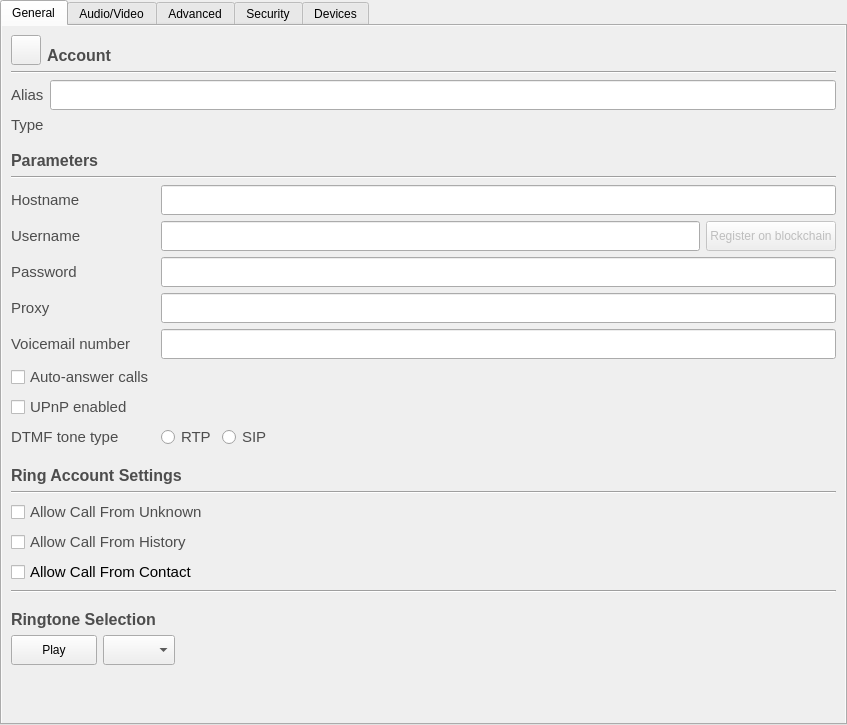
First picture: the form in accountdetails.ui, repository savoirfairelinux/jami-client-windows, before the edit.
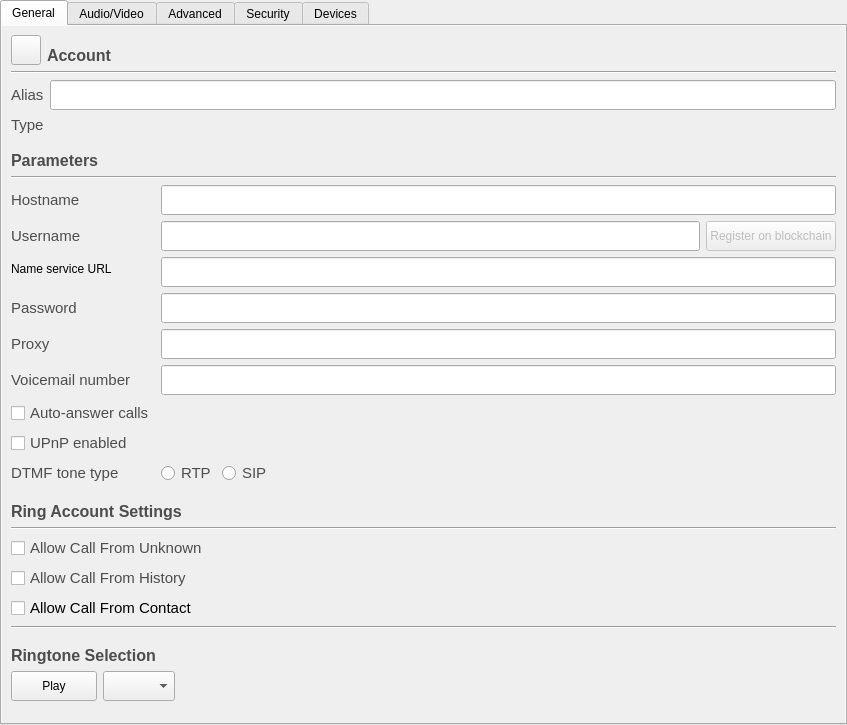
Second picture: the form after the edit. Icons and pictures are not drawn. Custom widgets are drawn as their Qt base class.

Commit message:
Name service URL can now be edited
The user is now able to change its name server by
changing its URL in settings tab.

The edit to the form file:
```diff
--- a/accountdetails.ui
+++ b/accountdetails.ui
@@ -389,7 +389,7 @@
                  </item>
                 </layout>
                </item>
-               <item row="2" column="0">
+               <item row="3" column="0">
                 <widget class="QLabel" name="passwordLabel">
                  <property name="sizePolicy">
                   <sizepolicy hsizetype="MinimumExpanding" vsizetype="Preferred">
@@ -413,7 +413,7 @@
                  </property>
                 </widget>
                </item>
-               <item row="2" column="1">
+               <item row="3" column="1">
                 <widget class="QLineEdit" name="lrcfg_password">
                  <property name="sizePolicy">
                   <sizepolicy hsizetype="MinimumExpanding" vsizetype="Fixed">
@@ -432,7 +432,7 @@
                  </property>
                 </widget>
                </item>
-               <item row="3" column="0">
+               <item row="4" column="0">
                 <widget class="QLabel" name="proxyLabel">
                  <property name="sizePolicy">
                   <sizepolicy hsizetype="MinimumExpanding" vsizetype="Preferred">
@@ -456,7 +456,7 @@
                  </property>
                 </widget>
                </item>
-               <item row="3" column="1">
+               <item row="4" column="1">
                 <widget class="QLineEdit" name="lrcfg_proxy">
                  <property name="sizePolicy">
                   <sizepolicy hsizetype="MinimumExpanding" vsizetype="Fixed">
@@ -472,7 +472,7 @@
                  </property>
                 </widget>
                </item>
-               <item row="4" column="0">
+               <item row="5" column="0">
                 <widget class="QLabel" name="voicemailLabel">
                  <property name="sizePolicy">
                   <sizepolicy hsizetype="MinimumExpanding" vsizetype="Preferred">
@@ -496,7 +496,7 @@
                  </property>
                 </widget>
                </item>
-               <item row="4" column="1">
+               <item row="5" column="1">
                 <widget class="QLineEdit" name="lrcfg_mailbox">
                  <property name="sizePolicy">
                   <sizepolicy hsizetype="MinimumExpanding" vsizetype="Fixed">
@@ -512,7 +512,7 @@
                  </property>
                 </widget>
                </item>
-               <item row="5" column="0">
+               <item row="6" column="0">
                 <widget class="QCheckBox" name="lrcfg_autoAnswer">
                  <property name="font">
                   <font>
@@ -527,7 +527,7 @@
                  </property>
                 </widget>
                </item>
-               <item row="6" column="0">
+               <item row="7" column="0">
                 <widget class="QCheckBox" name="lrcfg_upnpEnabled">
                  <property name="enabled">
                   <bool>true</bool>
@@ -545,7 +545,7 @@
                  </property>
                 </widget>
                </item>
-               <item row="7" column="0">
+               <item row="8" column="0">
                 <widget class="QLabel" name="label">
                  <property name="font">
                   <font>
@@ -560,7 +560,7 @@
                  </property>
                 </widget>
                </item>
-               <item row="7" column="1">
+               <item row="8" column="1">
                 <layout class="QHBoxLayout" name="horizontalLayout_2">
                  <item>
                   <widget class="QRadioButton" name="rtpRadio">
@@ -616,6 +616,32 @@
                  </item>
                 </layout>
                </item>
+               <item row="2" column="1">
+                <widget class="QLineEdit" name="lrcfg_nameServiceURL">
+                 <property name="sizePolicy">
+                  <sizepolicy hsizetype="MinimumExpanding" vsizetype="Fixed">
+                   <horstretch>0</horstretch>
+                   <verstretch>0</verstretch>
+                  </sizepolicy>
+                 </property>
+                 <property name="minimumSize">
+                  <size>
+                   <width>0</width>
+                   <height>30</height>
+                  </size>
+                 </property>
+                </widget>
+               </item>
+               <item row="2" column="0">
+                <widget class="QLabel" name="nameServiceURLLabel">
+                 <property name="text">
+                  <string>Name service URL</string>
+                 </property>
+                 <property name="buddy">
+                  <cstring>lrcfg_nameServiceURL</cstring>
+                 </property>
+                </widget>
+               </item>
               </layout>
              </item>
              <item>
```
The commit also changes 1 other file.
